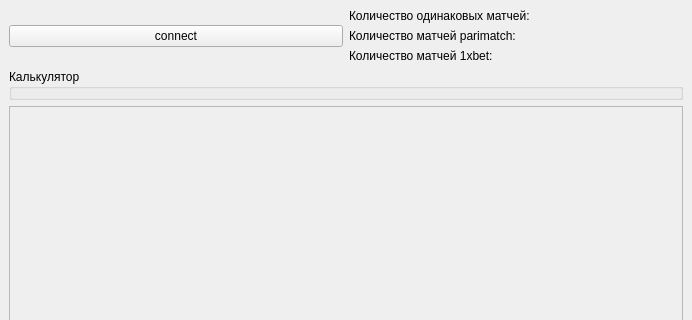
Before: the Qt Designer form mainwindow.ui in isys35/lol_project, drawn with Qt 5; both pictures show x 0 to 692 and y 0 to 320 of the 692 by 851 pixel window.
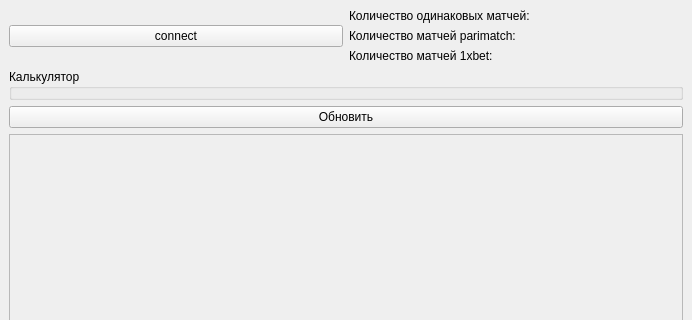
After: the same form once the commit is applied.

Diff of the .ui file:
```diff
--- a/mainwindow.ui
+++ b/mainwindow.ui
@@ -104,6 +104,13 @@
       </item>
      </layout>
     </item>
+    <item>
+     <widget class="QPushButton" name="pushButton_2">
+      <property name="text">
+       <string>Обновить</string>
+      </property>
+     </widget>
+    </item>
     <item>
      <layout class="QVBoxLayout" name="verticalLayout">
       <item>
@@ -116,8 +123,8 @@
           <rect>
            <x>0</x>
            <y>0</y>
-           <width>666</width>
-           <height>670</height>
+           <width>670</width>
+           <height>671</height>
           </rect>
          </property>
          <layout class="QVBoxLayout" name="verticalLayout_6">
```
Left out of the diff: 2 changed lines with no effect on the pictures.
